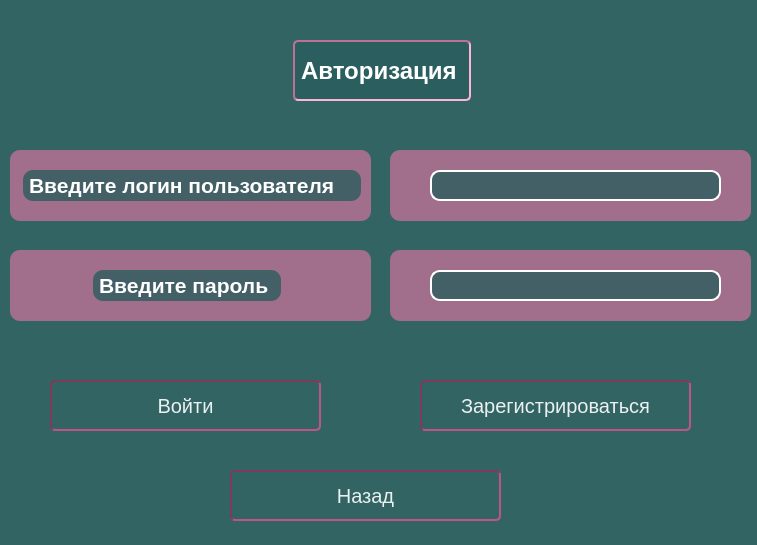
Old version of the form forms/authorisation.ui in the repository PolinaBack/MyMap.
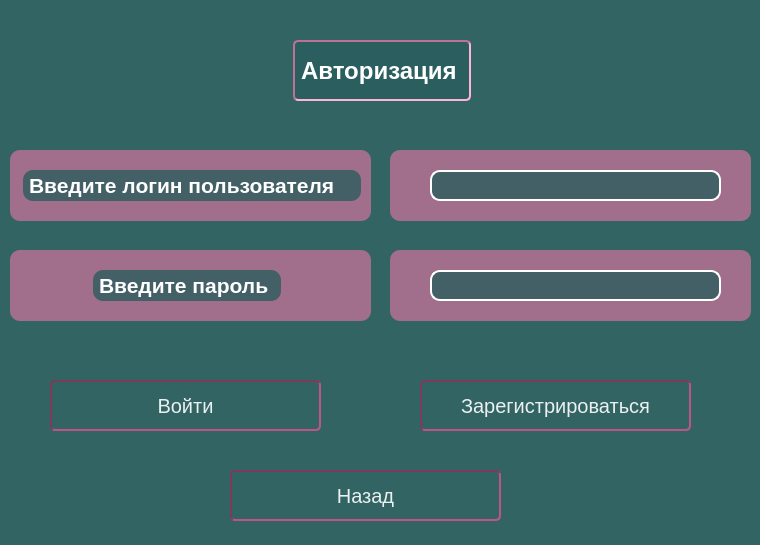
New version of the form.

```diff
--- a/forms/authorisation.ui
+++ b/forms/authorisation.ui
@@ -6,7 +6,7 @@
    <rect>
     <x>0</x>
     <y>0</y>
-    <width>757</width>
+    <width>760</width>
     <height>545</height>
    </rect>
   </property>
```
